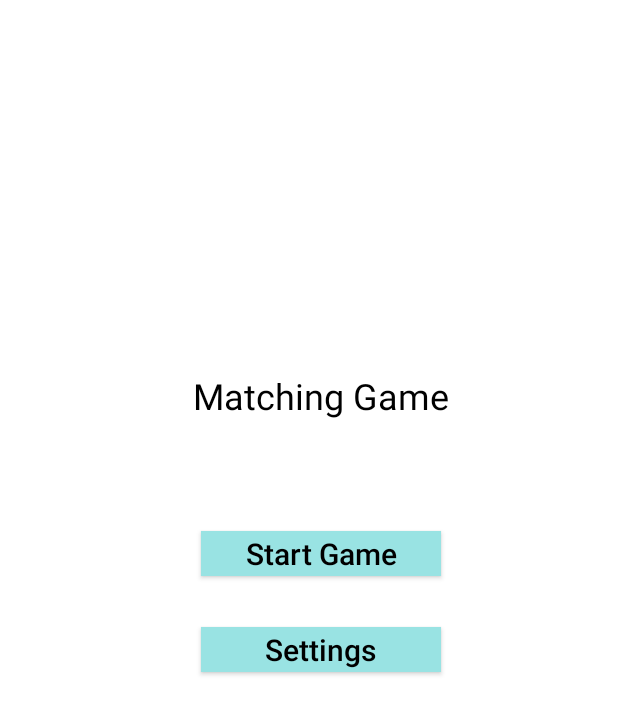
After one commit to SA53-Team-7/MatchingGame, an Android app: the layout activity_home.xml on its own in the app's theme, with its tools: preview values and no code run, on a phone screen of 412 x 824 dp. The commit adds this screen. Shown: the top 714 px of the screen. Run offline under Robolectric (Android 15) with nearby library versions, the phone set to English and light mode, and no system bars.

Commit message:
Add splash screen and modify home and setting page

```diff
--- /dev/null
+++ b/app/src/main/java/com/team7/matchinggame/HomeActivity.java
@@ -0,0 +1,44 @@
+package com.team7.matchinggame;
+
+import android.content.Intent;
+import android.os.Bundle;
+import android.view.View;
+import android.widget.Button;
+
+import androidx.appcompat.app.AppCompatActivity;
+
+public class HomeActivity extends AppCompatActivity
+    implements View.OnClickListener{
+    Button startGameBtn;
+    Button settingsBtn;
+
+    @Override
+    protected void onCreate(Bundle savedInstanceState) {
+        super.onCreate(savedInstanceState);
+        setContentView(R.layout.activity_home);
+
+        startGameBtn = findViewById(R.id.startGame);
+        startGameBtn.setOnClickListener(this);
+
+        settingsBtn = findViewById(R.id.settings);
+        settingsBtn.setOnClickListener(this);
+
+    }
+
+
+
+    @Override
+    public void onClick(View view) {
+        int id = view.getId();
+
+        if(id == R.id.startGame){
+            Intent intent = new Intent(this,FetchImage.class);
+            startActivity(intent);
+        }
+
+        else if(id == R.id.settings){
+            Intent intent = new Intent(this,Settings.class);
+            startActivity(intent);
+        }
+    }
+}
--- /dev/null
+++ b/app/src/main/res/layout/activity_home.xml
@@ -0,0 +1,53 @@
+<?xml version="1.0" encoding="utf-8"?>
+<androidx.constraintlayout.widget.ConstraintLayout xmlns:android="http://schemas.android.com/apk/res/android"
+    xmlns:app="http://schemas.android.com/apk/res-auto"
+    xmlns:tools="http://schemas.android.com/tools"
+    android:layout_width="match_parent"
+    android:layout_height="match_parent"
+    tools:context=".HomeActivity">
+
+    <TextView
+        android:id="@+id/title"
+        android:layout_width="wrap_content"
+        android:layout_height="wrap_content"
+        android:text="@string/title"
+        android:textSize="24sp"
+        android:textColor="@color/black"
+        app:layout_constraintBottom_toTopOf="@id/startGame"
+        app:layout_constraintHeight_percent="0.30"
+        app:layout_constraintHorizontal_bias="0.532"
+        app:layout_constraintLeft_toLeftOf="parent"
+        app:layout_constraintRight_toRightOf="parent"
+        app:layout_constraintTop_toTopOf="parent"
+        app:layout_constraintVertical_bias="0.769" />
+
+    <androidx.appcompat.widget.AppCompatButton
+        android:id="@+id/startGame"
+        style="@style/btnStyle"
+        android:layout_width="160dp"
+        android:layout_height="30dp"
+        android:layout_marginBottom="440dp"
+        android:background="#99e3e3"
+        android:text="@string/startGame"
+        app:layout_constraintBottom_toBottomOf="parent"
+        app:layout_constraintHeight_percent="0.70"
+        app:layout_constraintHorizontal_bias="0.533"
+        app:layout_constraintLeft_toLeftOf="parent"
+        app:layout_constraintRight_toRightOf="parent" />
+
+    <androidx.appcompat.widget.AppCompatButton
+        android:id="@+id/settings"
+        style="@style/btnStyle"
+        android:layout_width="160dp"
+        android:layout_height="30dp"
+        android:layout_marginBottom="376dp"
+        android:background="#99e3e3"
+        android:text="@string/settings"
+        app:layout_constraintBottom_toBottomOf="parent"
+        app:layout_constraintHeight_percent="0.70"
+        app:layout_constraintHorizontal_bias="0.533"
+        app:layout_constraintLeft_toLeftOf="parent"
+        app:layout_constraintRight_toRightOf="parent" />
+
+
+</androidx.constraintlayout.widget.ConstraintLayout>
```
Also changed, not shown: app/src/main/java/com/team7/matchinggame/MainActivity.java (+1 -6 lines), app/src/main/res/drawable/splashscreen_icon.png (added).
